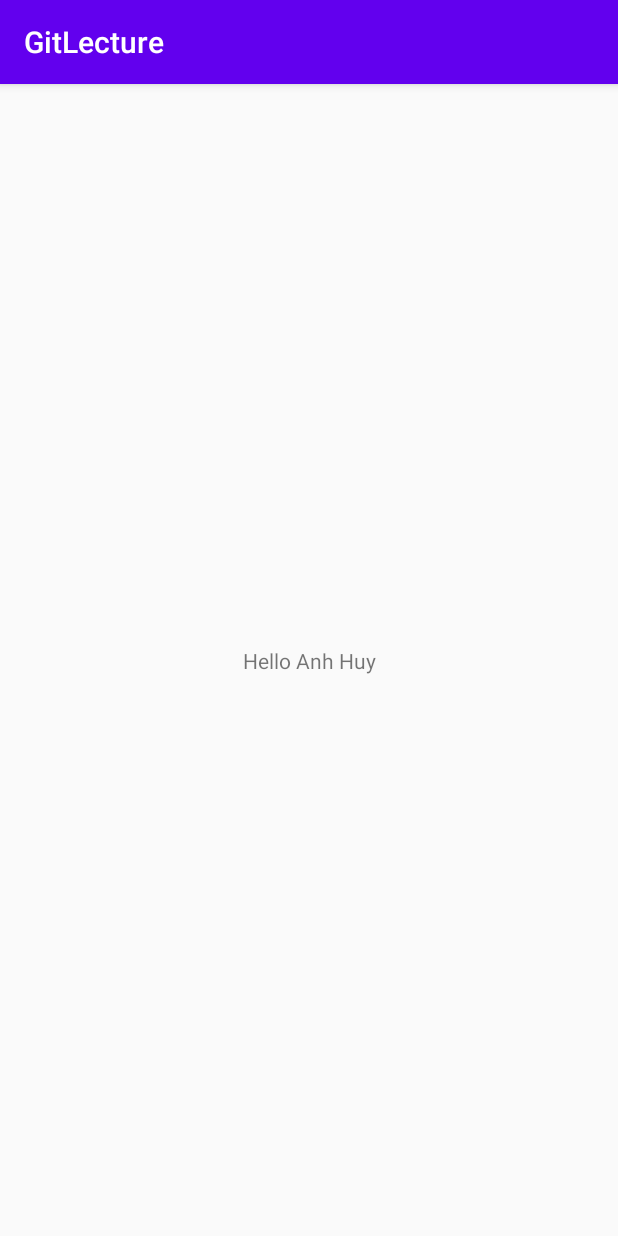
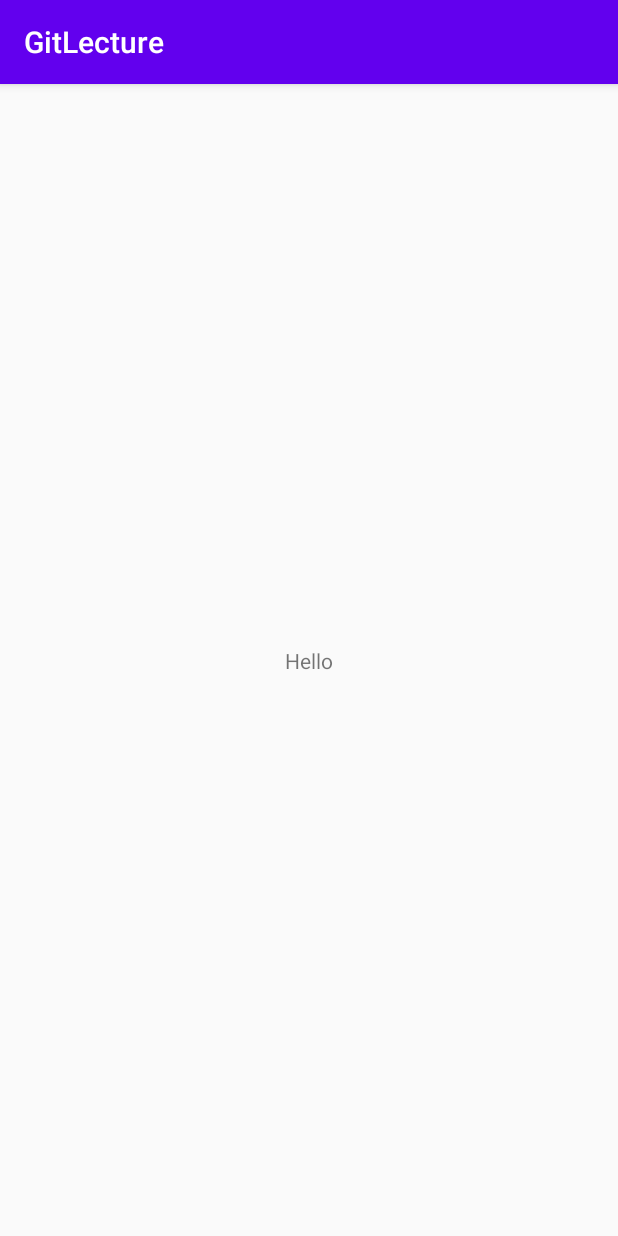
Before and after one commit to huytq-0932/pull-request-tutorial1, an Android app: the screen it shows after launch (MainActivity), on a phone screen of 412 x 824 dp. Run offline under Robolectric (Android 15) with nearby library versions, the phone set to English and light mode, and no system bars.

```diff
--- a/app/src/main/res/layout/activity_main.xml
+++ b/app/src/main/res/layout/activity_main.xml
@@ -9,7 +9,7 @@
     <TextView
         android:layout_width="wrap_content"
         android:layout_height="wrap_content"
-        android:text="Hello Anh Huy"
+        android:text="Hello"
         app:layout_constraintBottom_toBottomOf="parent"
         app:layout_constraintLeft_toLeftOf="parent"
         app:layout_constraintRight_toRightOf="parent"
```
